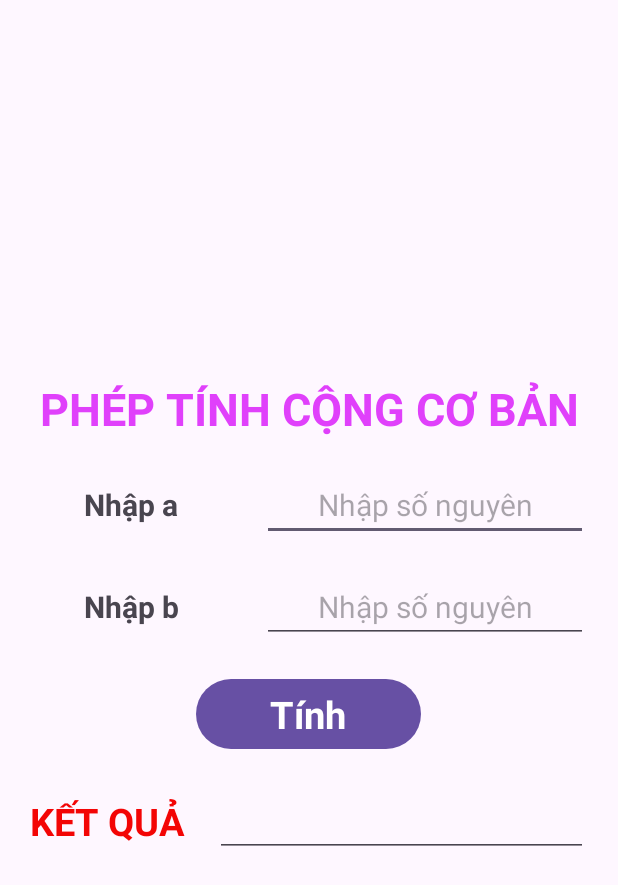
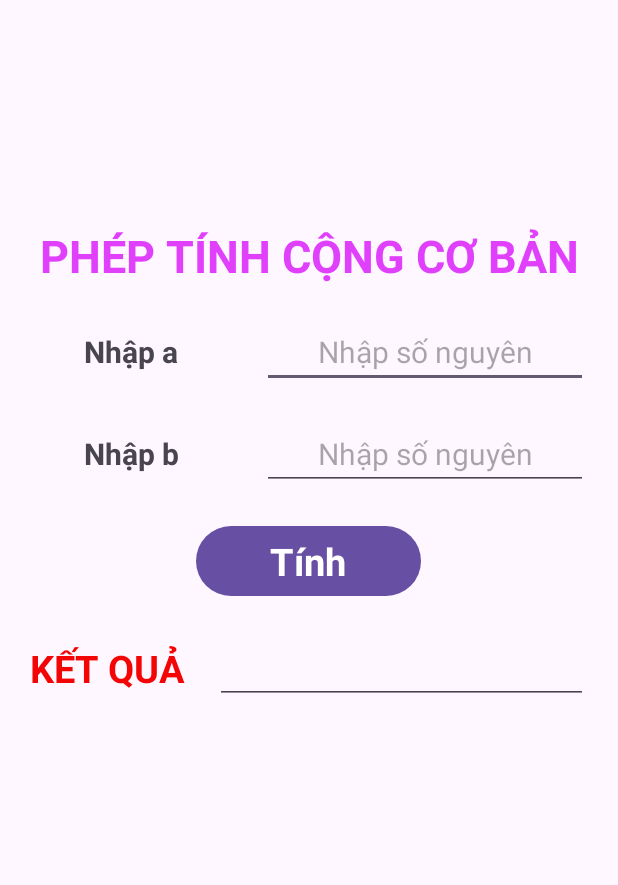
Before and after one commit to nguyenduydan/63133615_AndroidProgramming, an Android app: the screen it shows after launch (MainActivity), on a phone screen of 412 x 824 dp. Shown: the top 885 px of the screen. Run offline under Robolectric (Android 15) with nearby library versions, the light colour scheme and no system bars; Roboto replaces fonts that are not available here.

Commit message:
Update activity_main.xml

```diff
--- a/Ex2_LinearLayout/app/src/main/res/layout/activity_main.xml
+++ b/Ex2_LinearLayout/app/src/main/res/layout/activity_main.xml
@@ -6,7 +6,8 @@
     android:layout_width="match_parent"
     android:layout_height="match_parent"
     android:orientation="vertical"
-    android:gravity="center"
+    android:gravity="center|top"
+    android:layout_marginTop="150dp"
     android:paddingLeft="20dp"
     android:paddingRight="20dp"
     tools:context=".MainActivity">
```
